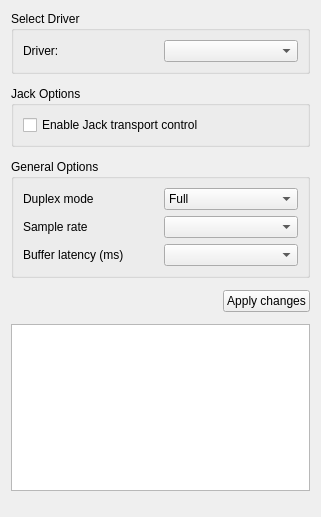
The window that src/traverso/dialogs/settings/AudioDriverConfigPage.ui (GitMirroring/traverso) describes before a commit, drawn with Qt 5.
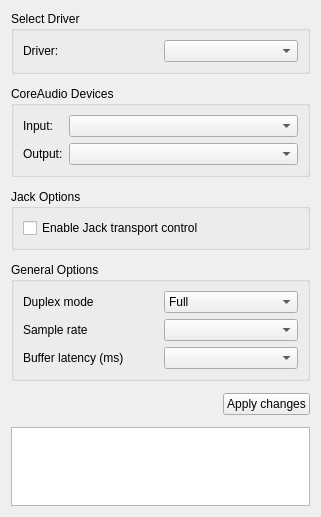
The same window after the commit.

Patch:
```diff
--- a/src/traverso/dialogs/settings/AudioDriverConfigPage.ui
+++ b/src/traverso/dialogs/settings/AudioDriverConfigPage.ui
@@ -37,6 +37,35 @@
     </widget>
    </item>
    <item>
+     <widget class="QGroupBox" name="coreAudioDeviceGroupBox">
+      <property name="title">
+        <string>CoreAudio Devices</string>
+      </property>
+      <layout class="QFormLayout">
+        <item row="0" column="0">
+         <widget class="QLabel" name="coreAudioInputLabel">
+          <property name="text">
+            <string>Input:</string>
+          </property>
+         </widget>
+        </item>
+        <item row="0" column="1">
+         <widget class="QComboBox" name="coreAudioInputDeviceComboBox"/>
+        </item>
+        <item row="1" column="0">
+         <widget class="QLabel" name="coreAudioOutputLabel">
+          <property name="text">
+            <string>Output:</string>
+          </property>
+         </widget>
+        </item>
+        <item row="1" column="1">
+         <widget class="QComboBox" name="coreAudioOutputDeviceComboBox"/>
+        </item>
+      </layout>
+     </widget>
+    </item>
+    <item>
     <widget class="QGroupBox" name="jackGroupBox">
      <property name="title">
       <string>Jack Options</string>
```
